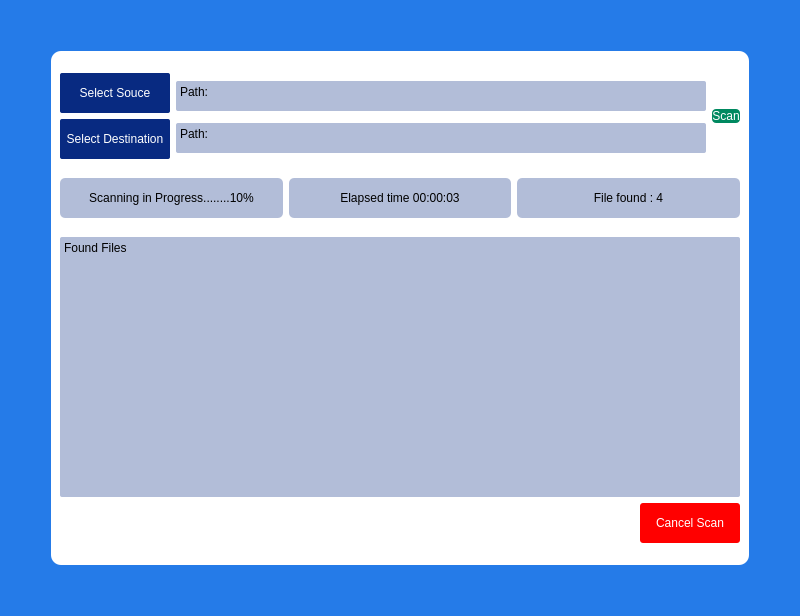
Qt form dialog_selectedscan.ui (PicaPrime/dataRec) before a commit.
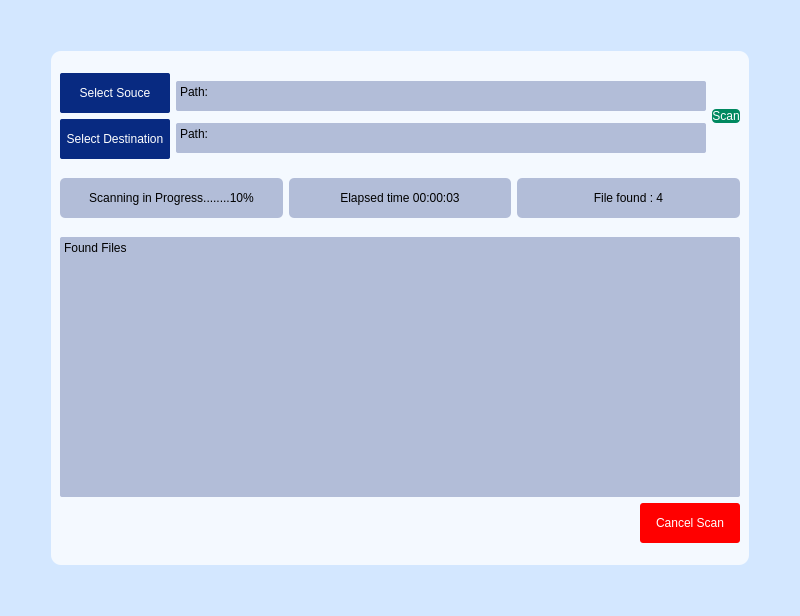
The same form after that commit.

```diff
--- a/dialog_selectedscan.ui
+++ b/dialog_selectedscan.ui
@@ -20,7 +20,7 @@
    <string>Dialog</string>
   </property>
   <property name="styleSheet">
-   <string notr="true">background-color: rgb(37,123,232);</string>
+   <string notr="true">background-color: rgb(211, 231, 255);</string>
   </property>
   <layout class="QVBoxLayout" name="verticalLayout_4">
    <item>
@@ -62,7 +62,7 @@
        <item>
         <widget class="QFrame" name="frame">
          <property name="styleSheet">
-          <string notr="true">background-color: rgb(255, 255, 255);
+          <string notr="true">background-color: rgb(244, 249, 255);
 border-radius: 10;</string>
          </property>
          <property name="frameShape">
```
